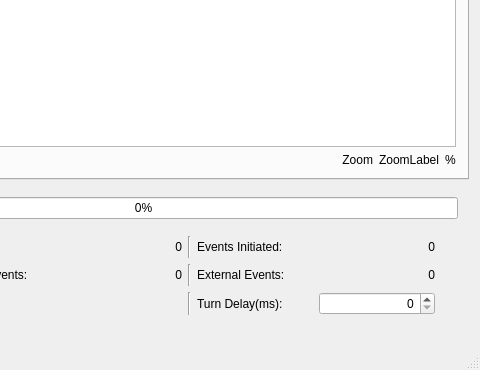
First picture: the form in mainwindow.ui, repository sojoe02/RANA, before the edit; both pictures show x 193 to 673 and y 311 to 681 of the 673 by 681 pixel window.
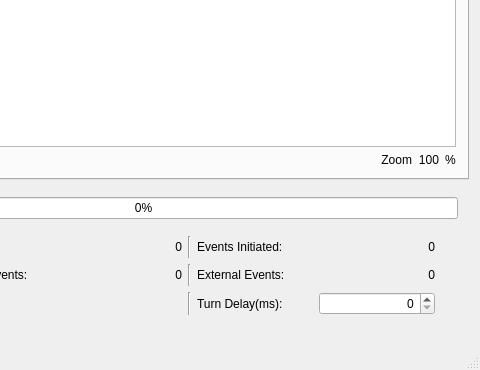
Second picture: the form after the edit.

Commit message: fixed that the graphical agent items where not updated correction on each new simulation run

What changed in the file:
```diff
--- a/mainwindow.ui
+++ b/mainwindow.ui
@@ -374,7 +374,7 @@
            </sizepolicy>
           </property>
           <property name="text">
-           <string>ZoomLabel</string>
+           <string>100</string>
           </property>
           <property name="alignment">
            <set>Qt::AlignRight|Qt::AlignTrailing|Qt::AlignVCenter</set>
```
The commit also changes 1 other file.
